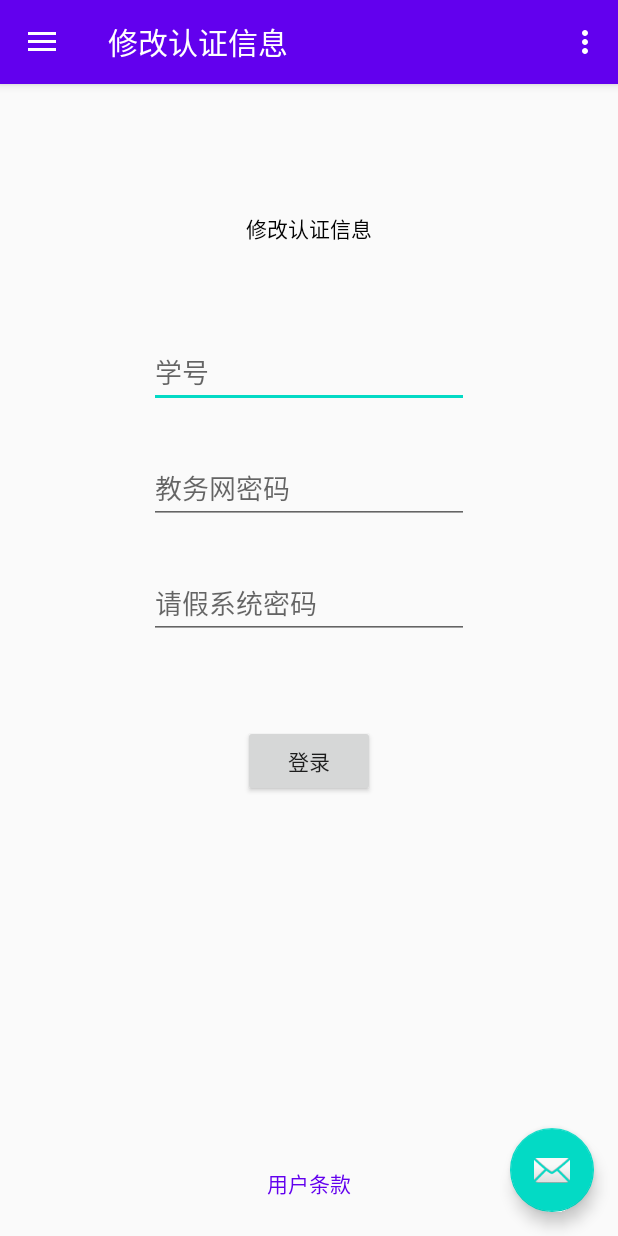
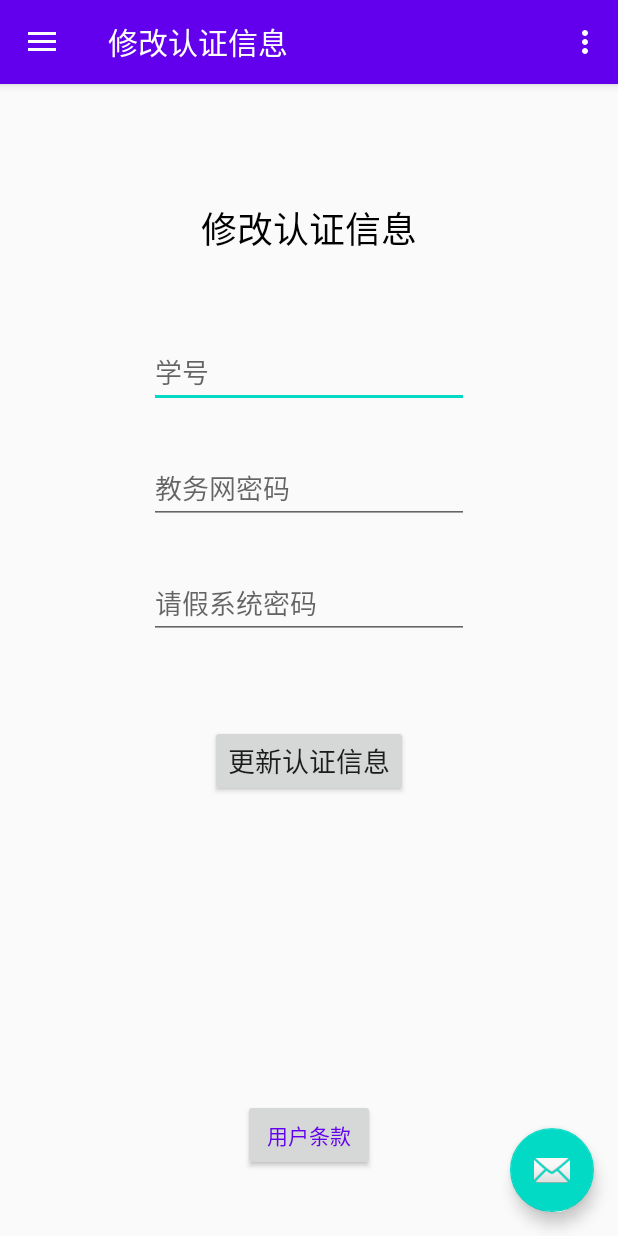
Before and after one commit to aaronlinv/JuiceTimetable, an Android app: the screen it shows after launch (MainActivity), in the side drawer, after a tap on "修改认证信息", on a phone screen of 412 x 824 dp. Run offline under Robolectric (Android 15) with nearby library versions, the phone set to English and light mode, and no system bars; our stand-ins replace data binding, navigation-ui; network calls fail.

```diff
--- a/app/src/main/res/layout/fragment_slideshow.xml
+++ b/app/src/main/res/layout/fragment_slideshow.xml
@@ -74,6 +74,7 @@
             android:layout_height="wrap_content"
             android:text="修改认证信息"
             android:textColor="@color/design_default_color_on_secondary"
+            android:textSize="24sp"
             app:layout_constraintBottom_toTopOf="@+id/guideline"
             app:layout_constraintEnd_toStartOf="@+id/guideline8"
             app:layout_constraintStart_toStartOf="@+id/guideline7"
@@ -124,22 +125,26 @@
             android:layout_width="wrap_content"
             android:layout_height="wrap_content"
             android:layout_marginTop="16dp"
-            android:text="登录"
+            android:text="更新认证信息"
+            android:textSize="18sp"
             app:layout_constraintBottom_toTopOf="@+id/guideline6"
             app:layout_constraintEnd_toStartOf="@+id/guideline8"
             app:layout_constraintStart_toStartOf="@+id/guideline7"
             app:layout_constraintTop_toTopOf="@+id/guideline5" />
 
-        <TextView
-            android:id="@+id/tv_user_item"
+        <Button
+            android:id="@+id/btn_user_item"
             android:layout_width="wrap_content"
             android:layout_height="wrap_content"
+            android:shadowColor="@color/design_default_color_background"
             android:text="用户条款"
             android:textColor="@color/colorPrimary"
+            android:textColorHint="@color/design_default_color_background"
+            android:textColorLink="@color/design_default_color_background"
             app:layout_constraintBottom_toBottomOf="parent"
             app:layout_constraintEnd_toStartOf="@+id/guideline8"
             app:layout_constraintStart_toStartOf="@+id/guideline7"
             app:layout_constraintTop_toTopOf="@+id/guideline6"
-            app:layout_constraintVertical_bias="0.9" />
+            app:layout_constraintVertical_bias="0.8" />
     </androidx.constraintlayout.widget.ConstraintLayout>
 </layout>
```
Also changed, not shown: app/src/main/java/com/juice/timetable/ui/login/LoginFragment.java (+59 -15 lines).
